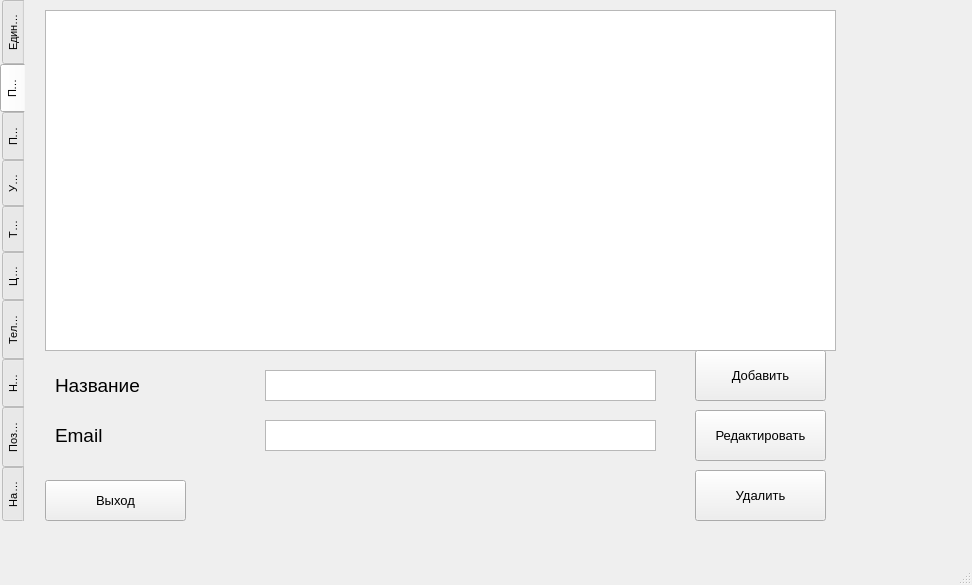
This is DataBaseProject/mainwindow.ui in edfefegeger/Qt_Univer as Qt 5 draws it before an edit. The edited form follows.
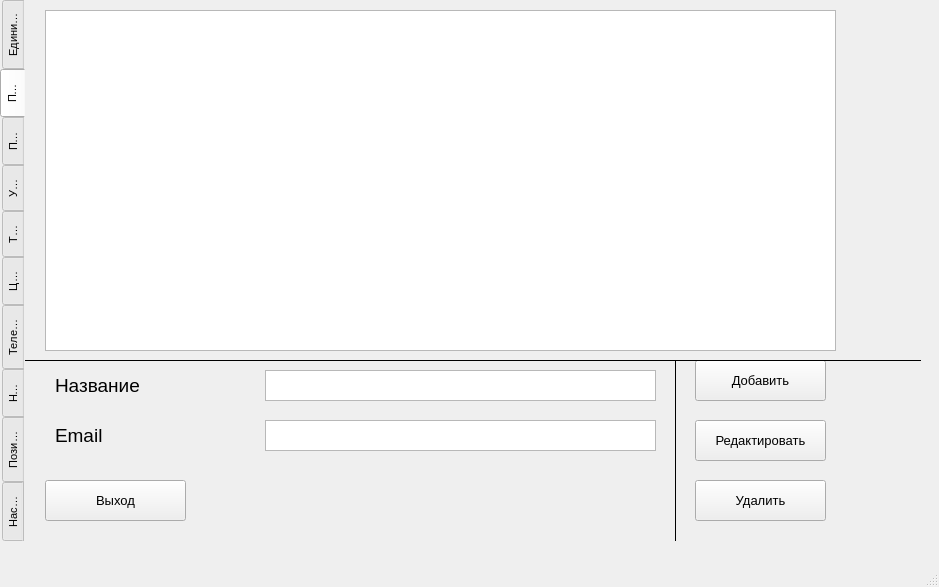
This is the edited form. The open tabs and pages were chosen to show the change.

Diff of the .ui file:
```diff
--- a/DataBaseProject/mainwindow.ui
+++ b/DataBaseProject/mainwindow.ui
@@ -6,10 +6,15 @@
    <rect>
     <x>0</x>
     <y>0</y>
-    <width>972</width>
-    <height>585</height>
+    <width>939</width>
+    <height>587</height>
    </rect>
   </property>
+  <property name="font">
+   <font>
+    <pointsize>9</pointsize>
+   </font>
+  </property>
   <property name="windowTitle">
    <string>MainWindow</string>
   </property>
@@ -19,8 +24,8 @@
      <rect>
       <x>0</x>
       <y>0</y>
-      <width>931</width>
-      <height>521</height>
+      <width>921</width>
+      <height>541</height>
      </rect>
     </property>
     <property name="font">
@@ -57,7 +62,7 @@
     </property>
     <property name="iconSize">
      <size>
-      <width>20</width>
+      <width>30</width>
       <height>20</height>
      </size>
     </property>
@@ -310,9 +315,9 @@
       <property name="geometry">
        <rect>
         <x>670</x>
-        <y>410</y>
+        <y>420</y>
         <width>131</width>
-        <height>51</height>
+        <height>41</height>
        </rect>
       </property>
       <property name="font">
@@ -346,9 +351,9 @@
       <property name="geometry">
        <rect>
         <x>670</x>
-        <y>470</y>
+        <y>480</y>
         <width>131</width>
-        <height>51</height>
+        <height>41</height>
        </rect>
       </property>
       <property name="font">
@@ -364,9 +369,9 @@
       <property name="geometry">
        <rect>
         <x>670</x>
-        <y>350</y>
+        <y>360</y>
         <width>131</width>
-        <height>51</height>
+        <height>41</height>
        </rect>
       </property>
       <property name="font">
@@ -396,6 +401,41 @@
        <string>Выход</string>
       </property>
      </widget>
+     <widget class="Line" name="line_5">
+      <property name="geometry">
+       <rect>
+        <x>640</x>
+        <y>360</y>
+        <width>20</width>
+        <height>181</height>
+       </rect>
+      </property>
+      <property name="frameShadow">
+       <enum>QFrame::Plain</enum>
+      </property>
+      <property name="lineWidth">
+       <number>1</number>
+      </property>
+      <property name="orientation">
+       <enum>Qt::Vertical</enum>
+      </property>
+     </widget>
+     <widget class="Line" name="line_6">
+      <property name="geometry">
+       <rect>
+        <x>0</x>
+        <y>350</y>
+        <width>1031</width>
+        <height>20</height>
+       </rect>
+      </property>
+      <property name="frameShadow">
+       <enum>QFrame::Plain</enum>
+      </property>
+      <property name="orientation">
+       <enum>Qt::Horizontal</enum>
+      </property>
+     </widget>
     </widget>
     <widget class="QWidget" name="tab_3">
      <attribute name="title">
```
Left out of the diff: 330 changed lines with no effect on the pictures.
